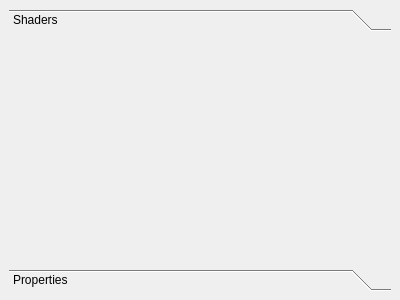
Qt form src/app/toolbox.ui (shaunrd0/qtk) before a commit.
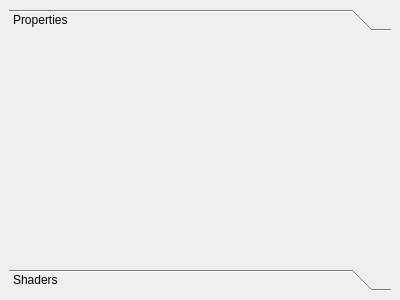
The same form after that commit.

```diff
--- a/src/app/toolbox.ui
+++ b/src/app/toolbox.ui
@@ -10,11 +10,29 @@
     <height>300</height>
    </rect>
   </property>
+  <property name="sizePolicy">
+   <sizepolicy hsizetype="Preferred" vsizetype="Preferred">
+    <horstretch>0</horstretch>
+    <verstretch>0</verstretch>
+   </sizepolicy>
+  </property>
+  <property name="minimumSize">
+   <size>
+    <width>86</width>
+    <height>167</height>
+   </size>
+  </property>
   <property name="windowTitle">
    <string>Object Details</string>
   </property>
   <widget class="QWidget" name="dockWidgetContents">
-   <layout class="QHBoxLayout" name="horizontalLayout">
+   <property name="sizePolicy">
+    <sizepolicy hsizetype="Preferred" vsizetype="Preferred">
+     <horstretch>0</horstretch>
+     <verstretch>0</verstretch>
+    </sizepolicy>
+   </property>
+   <layout class="QVBoxLayout" name="verticalLayout">
     <item>
      <widget class="QToolBox" name="toolBox">
       <property name="currentIndex">
@@ -30,7 +48,7 @@
         </rect>
        </property>
        <attribute name="label">
-        <string>Shaders</string>
+        <string>Properties</string>
        </attribute>
       </widget>
       <widget class="QWidget" name="page_2">
@@ -43,7 +61,7 @@
         </rect>
        </property>
        <attribute name="label">
-        <string>Properties</string>
+        <string>Shaders</string>
        </attribute>
       </widget>
      </widget>
```
Left out of the diff: 13 changed lines with no effect on the pictures.
